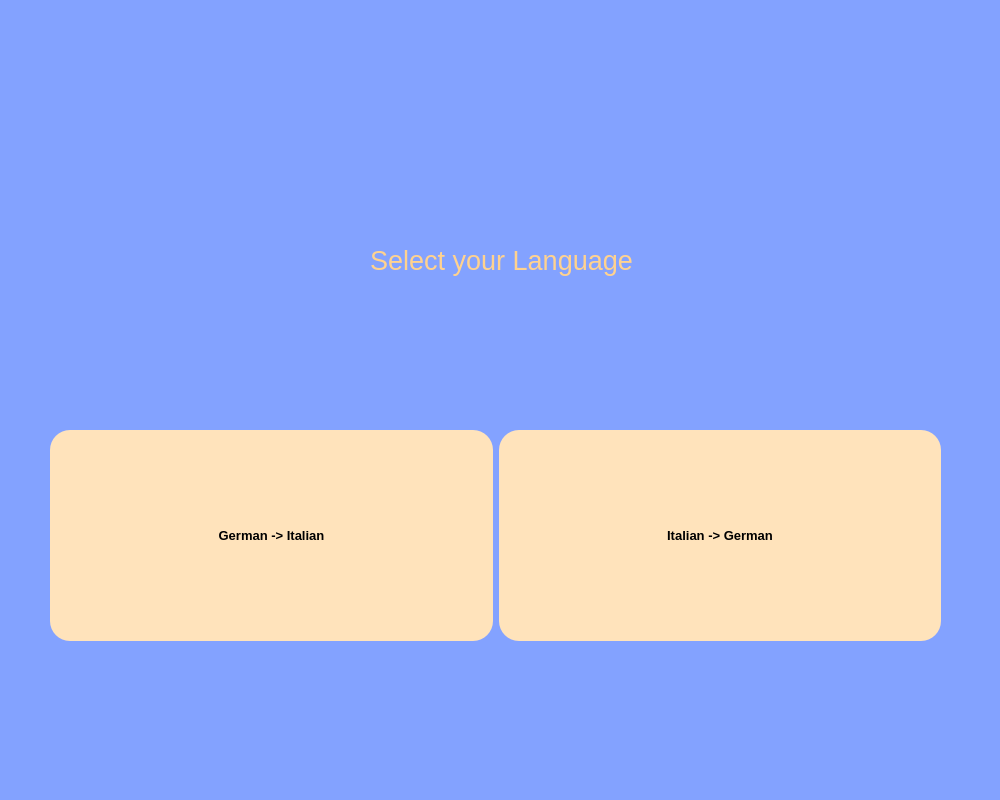
Old version of the form game_view/frontend/select_language.ui in the repository fra3597/my_german_game.
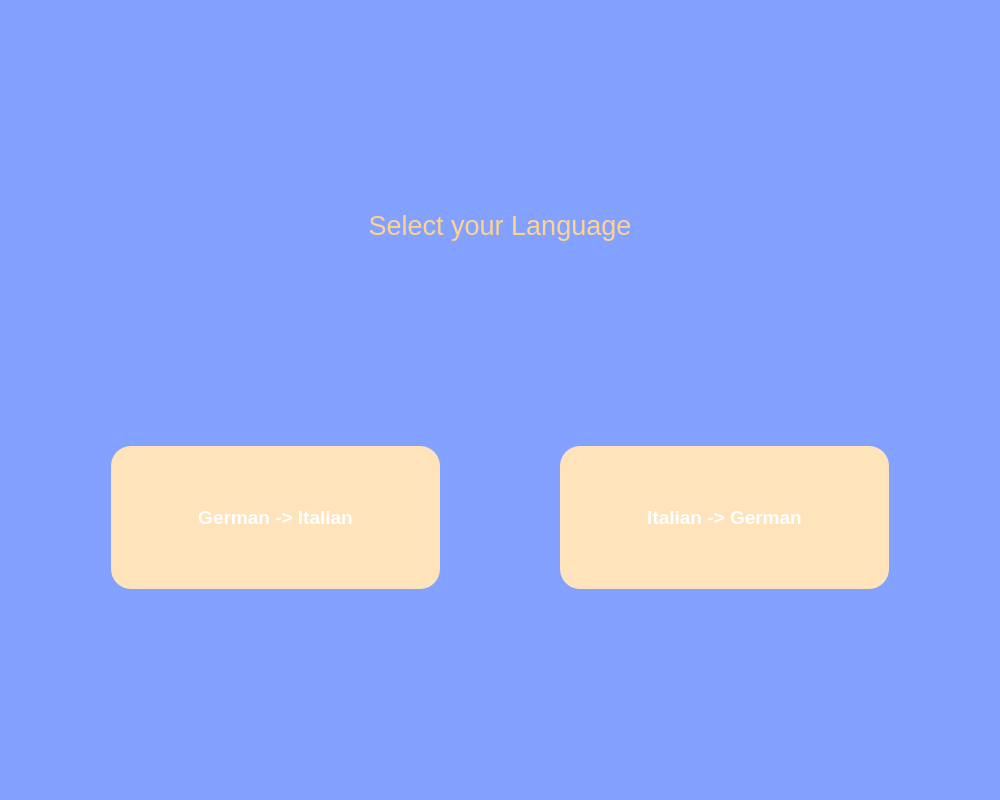
New version of the form. Icons and pictures are not drawn.

Diff of the .ui file:
```diff
--- a/game_view/frontend/select_language.ui
+++ b/game_view/frontend/select_language.ui
@@ -16,17 +16,17 @@
      <colorrole role="WindowText">
       <brush brushstyle="SolidPattern">
        <color alpha="255">
-        <red>0</red>
-        <green>0</green>
-        <blue>0</blue>
+        <red>255</red>
+        <green>255</green>
+        <blue>255</blue>
        </color>
       </brush>
      </colorrole>
      <colorrole role="Button">
       <brush brushstyle="SolidPattern">
        <color alpha="255">
-        <red>255</red>
-        <green>255</green>
+        <red>131</red>
+        <green>162</green>
         <blue>255</blue>
        </color>
       </brush>
@@ -70,9 +70,9 @@
      <colorrole role="Text">
       <brush brushstyle="SolidPattern">
        <color alpha="255">
-        <red>0</red>
-        <green>0</green>
-        <blue>0</blue>
+        <red>255</red>
+        <green>255</green>
+        <blue>255</blue>
        </color>
       </brush>
      </colorrole>
@@ -88,17 +88,17 @@
      <colorrole role="ButtonText">
       <brush brushstyle="SolidPattern">
        <color alpha="255">
-        <red>0</red>
-        <green>0</green>
-        <blue>0</blue>
+        <red>255</red>
+        <green>255</green>
+        <blue>255</blue>
        </color>
       </brush>
      </colorrole>
      <colorrole role="Base">
       <brush brushstyle="SolidPattern">
        <color alpha="255">
-        <red>255</red>
-        <green>255</green>
+        <red>131</red>
+        <green>162</green>
         <blue>255</blue>
        </color>
       </brush>
@@ -106,8 +106,8 @@
      <colorrole role="Window">
       <brush brushstyle="SolidPattern">
        <color alpha="255">
-        <red>255</red>
-        <green>255</green>
+        <red>131</red>
+        <green>162</green>
         <blue>255</blue>
        </color>
       </brush>
@@ -153,17 +153,17 @@
      <colorrole role="WindowText">
       <brush brushstyle="SolidPattern">
        <color alpha="255">
-        <red>0</red>
-        <green>0</green>
-        <blue>0</blue>
+        <red>255</red>
+        <green>255</green>
+        <blue>255</blue>
        </color>
       </brush>
      </colorrole>
      <colorrole role="Button">
       <brush brushstyle="SolidPattern">
        <color alpha="255">
-        <red>255</red>
-        <green>255</green>
+        <red>131</red>
+        <green>162</green>
         <blue>255</blue>
        </color>
       </brush>
@@ -207,9 +207,9 @@
      <colorrole role="Text">
       <brush brushstyle="SolidPattern">
        <color alpha="255">
-        <red>0</red>
-        <green>0</green>
-        <blue>0</blue>
+        <red>255</red>
+        <green>255</green>
+        <blue>255</blue>
        </color>
       </brush>
      </colorrole>
@@ -225,17 +225,17 @@
      <colorrole role="ButtonText">
       <brush brushstyle="SolidPattern">
        <color alpha="255">
-        <red>0</red>
-        <green>0</green>
-        <blue>0</blue>
+        <red>255</red>
+        <green>255</green>
+        <blue>255</blue>
        </color>
       </brush>
      </colorrole>
      <colorrole role="Base">
       <brush brushstyle="SolidPattern">
        <color alpha="255">
-        <red>255</red>
-        <green>255</green>
+        <red>131</red>
+        <green>162</green>
         <blue>255</blue>
        </color>
       </brush>
@@ -243,8 +243,8 @@
      <colorrole role="Window">
       <brush brushstyle="SolidPattern">
        <color alpha="255">
-        <red>255</red>
-        <green>255</green>
+        <red>131</red>
+        <green>162</green>
         <blue>255</blue>
        </color>
       </brush>
@@ -290,17 +290,17 @@
      <colorrole role="WindowText">
       <brush brushstyle="SolidPattern">
        <color alpha="255">
-        <red>127</red>
-        <green>127</green>
-        <blue>127</blue>
+        <red>255</red>
+        <green>255</green>
+        <blue>255</blue>
        </color>
       </brush>
      </colorrole>
      <colorrole role="Button">
       <brush brushstyle="SolidPattern">
        <color alpha="255">
-        <red>255</red>
-        <green>255</green>
+        <red>131</red>
+        <green>162</green>
         <blue>255</blue>
        </color>
       </brush>
@@ -344,9 +344,9 @@
      <colorrole role="Text">
       <brush brushstyle="SolidPattern">
        <color alpha="255">
-        <red>127</red>
-        <green>127</green>
-        <blue>127</blue>
+        <red>255</red>
+        <green>255</green>
+        <blue>255</blue>
        </color>
       </brush>
      </colorrole>
@@ -362,17 +362,17 @@
      <colorrole role="ButtonText">
       <brush brushstyle="SolidPattern">
        <color alpha="255">
-        <red>127</red>
-        <green>127</green>
-        <blue>127</blue>
+        <red>255</red>
+        <green>255</green>
+        <blue>255</blue>
        </color>
       </brush>
      </colorrole>
      <colorrole role="Base">
       <brush brushstyle="SolidPattern">
        <color alpha="255">
-        <red>255</red>
-        <green>255</green>
+        <red>131</red>
+        <green>162</green>
         <blue>255</blue>
        </color>
       </brush>
@@ -380,8 +380,8 @@
      <colorrole role="Window">
       <brush brushstyle="SolidPattern">
        <color alpha="255">
-        <red>255</red>
-        <green>255</green>
+        <red>131</red>
+        <green>162</green>
         <blue>255</blue>
        </color>
       </brush>
@@ -432,30 +432,29 @@
    <iconset>
     <normaloff>../../../../../Downloads/icona_gioco.png</normaloff>../../../../../Downloads/icona_gioco.png</iconset>
   </property>
-  <widget class="QWidget" name="widget" native="true">
-   <property name="geometry">
-    <rect>
-     <x>0</x>
-     <y>0</y>
-     <width>1000</width>
-     <height>800</height>
-    </rect>
-   </property>
    <property name="styleSheet">
-    <string notr="true">QWidget#widget {
+   <string notr="true">QWidget {
 	background-color: #83A2FF;
 	color: #FFFFFF;
 }</string>
    </property>
+  <layout class="QVBoxLayout" name="verticalLayout_2">
+   <item>
+    <layout class="QVBoxLayout" name="verticalLayout" stretch="3,1">
+     <property name="leftMargin">
+      <number>50</number>
+     </property>
+     <property name="topMargin">
+      <number>0</number>
+     </property>
+     <property name="rightMargin">
+      <number>50</number>
+     </property>
+     <property name="bottomMargin">
+      <number>200</number>
+     </property>
+     <item>
    <widget class="QLabel" name="label">
-    <property name="geometry">
-     <rect>
-      <x>1</x>
-      <y>210</y>
-      <width>1001</width>
-      <height>101</height>
-     </rect>
-    </property>
     <property name="sizePolicy">
      <sizepolicy hsizetype="Expanding" vsizetype="Expanding">
       <horstretch>1</horstretch>
@@ -489,16 +488,18 @@
      <set>Qt::AlignCenter</set>
     </property>
    </widget>
-   <widget class="QWidget" name="horizontalLayoutWidget">
-    <property name="geometry">
-     <rect>
-      <x>50</x>
-      <y>430</y>
-      <width>891</width>
-      <height>211</height>
-     </rect>
-    </property>
-    <layout class="QHBoxLayout" name="horizontalLayout">
+     </item>
+     <item>
+      <layout class="QHBoxLayout" name="horizontalLayout" stretch="1,1">
+       <property name="spacing">
+        <number>120</number>
+       </property>
+       <property name="leftMargin">
+        <number>50</number>
+       </property>
+       <property name="rightMargin">
+        <number>50</number>
+       </property>
      <item>
       <widget class="QPushButton" name="german_to_italian_button">
        <property name="sizePolicy">
@@ -509,7 +510,7 @@
        </property>
        <property name="font">
         <font>
-         <pointsize>10</pointsize>
+           <pointsize>14</pointsize>
          <weight>75</weight>
          <italic>false</italic>
          <bold>true</bold>
@@ -542,7 +543,7 @@
        </property>
        <property name="font">
         <font>
-         <pointsize>10</pointsize>
+           <pointsize>14</pointsize>
          <weight>75</weight>
          <italic>false</italic>
          <bold>true</bold>
@@ -566,8 +567,10 @@
       </widget>
      </item>
     </layout>
-   </widget>
-  </widget>
+     </item>
+    </layout>
+   </item>
+  </layout>
  </widget>
  <resources/>
  <connections/>
```
Lines whose indentation alone changed are shown as unchanged.
